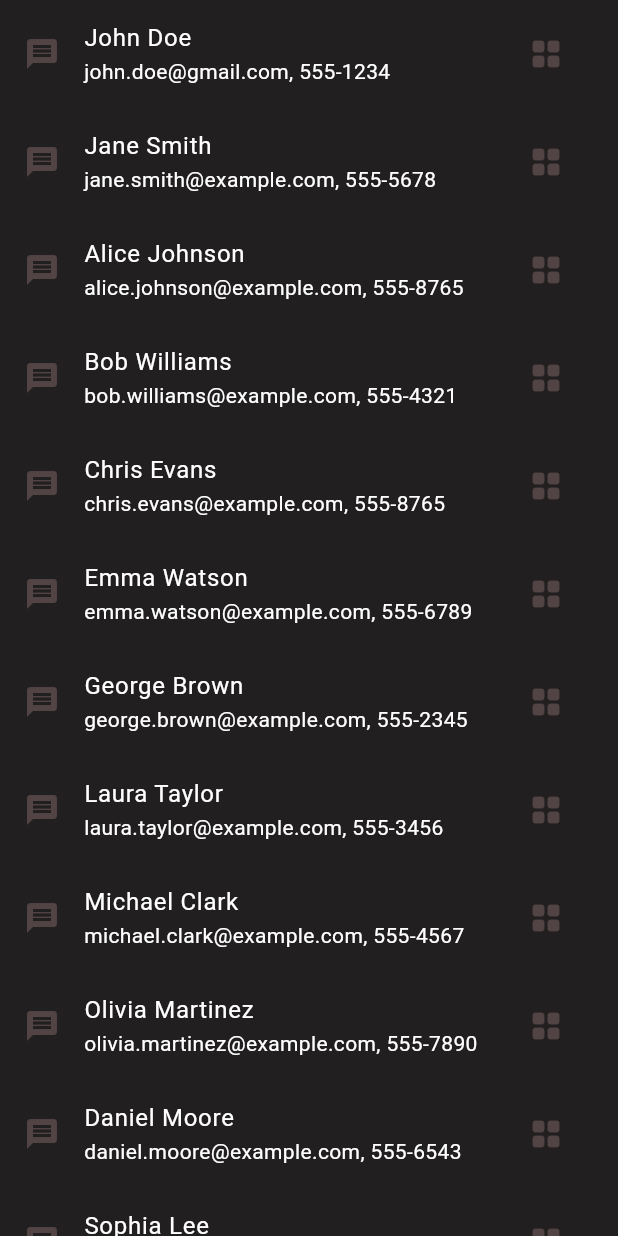
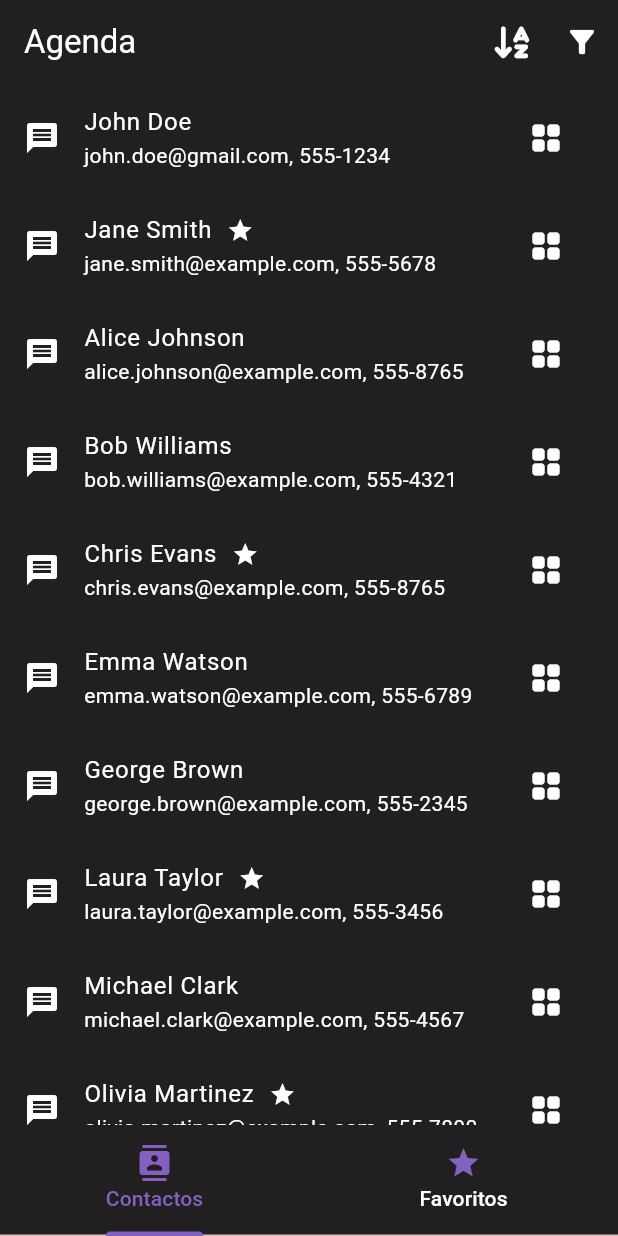
Before and after one commit to joseaej/Agenda, a Flutter app: the screen it shows after launch, on a phone screen of 412 x 824 dp. Run offline on Flutter 3.47's test engine with Material 3 defaults, Android fonts, the phone set to English and light mode, and no system bars; our stand-ins replace font_awesome_flutter.

Commit message:
Modified contactPage.dart

```diff
--- /dev/null
+++ b/devtools_options.yaml
@@ -0,0 +1,3 @@
+description: This file stores settings for Dart & Flutter DevTools.
+documentation: https://docs.flutter.dev/tools/devtools/extensions#configure-extension-enablement-states
+extensions:
--- a/lib/main.dart
+++ b/lib/main.dart
@@ -57,7 +57,7 @@ class MyApp extends StatelessWidget {
             seedColor: const Color.fromARGB(235, 33, 31, 31)),
         useMaterial3: true,
       ),
-      home: ContactPage()
+      home: const ContactPage()
       )
     );
   }
--- a/lib/pages/contactsPage.dart
+++ b/lib/pages/contactsPage.dart
@@ -3,6 +3,7 @@
 import 'package:agenda/datas/agenda_data.dart';
 import 'package:flutter/material.dart';
 import 'package:provider/provider.dart';
+import 'package:font_awesome_flutter/font_awesome_flutter.dart';
 
 class ContactPage extends StatefulWidget {
   const ContactPage({super.key});
@@ -15,38 +16,128 @@ class _ContactPageState extends State<ContactPage> {
   @override
   Widget build(BuildContext context) {
     return SafeArea(
+      child: DefaultTabController(
+        length: 2,
         child: Scaffold(
           backgroundColor: Color.fromARGB(255, 33, 31, 31),
-        body: Column(
+          appBar: _appBar,
+          bottomNavigationBar: _tabbar,
+          body: TabBarView(
             children: [
-            Expanded(
-              child: Consumer<AgendaData>(
+              _contactList(),
+              _listFavorite(),
+            ],
+          ),
+        ),
+      ),
+    );
+  }
+
+  Widget _contactList() {
+    return Consumer<AgendaData>(
       builder: (context, state, child) {
         return ListView.builder(
           itemCount: state.contacts.length,
           itemBuilder: (context, index) {
             final contact = state.contacts[index];
-                      return ListenableBuilder(
-                        listenable: state,
-                        builder: (context, child) => ListTile(
-                          leading: Icon(Icons.message),
-                          title: Text("${contact.name!} ${contact.surname!}",
-                              style: TextStyle(color: Colors.white)),
-                          subtitle: Text("${contact.email!}, ${contact.phone!}",
-                              style: TextStyle(color: Colors.white)),
-                          trailing: IconButton(onPressed: onPointsPresed, icon: Icon(Icons.grid_view_rounded)),
+            return ListTile(
+              leading: Icon(Icons.message, color: Colors.white),
+              title: Row(
+                children: [
+                  Text(
+                    "${contact.name!} ${contact.surname!}",
+                    style: TextStyle(color: Colors.white),
+                  ),
+                   if (contact.isFavorite)
+                    Padding(padding: EdgeInsets.fromLTRB(10,0,0,0),
+                    child: Icon(Icons.star, color: Colors.white, size: 18),)
+                ],
+              ),
+              subtitle: Text(
+                "${contact.email!}, ${contact.phone!}",
+                style: TextStyle(color: Colors.white),
+              ),
+              trailing: IconButton(
+                onPressed: onPointsPresed,
+                icon: Icon(Icons.grid_view_rounded, color: Colors.white),
               ),
             );
           },
         );
       },
+    );
+  }
+
+  Widget _listFavorite() {
+    return Consumer<AgendaData>(
+      builder: (context, state, child) {
+        final favoriteContacts = state.contacts.where((contact) => contact.isFavorite).toList();
+        return ListView.builder(
+          itemCount: favoriteContacts.length,
+          itemBuilder: (context, index) {
+            final contact = favoriteContacts[index];
+            return ListTile(
+              leading: Icon(Icons.battery_unknown_outlined),
+              title: Row(
+                children: [
+                  Text(
+                    "${contact.name!} ${contact.surname!}",
+                    style: TextStyle(color: Colors.white),
                   ),
+                   if (contact.isFavorite)
+                    Padding(padding: EdgeInsets.fromLTRB(10,0,0,0),
+                    child: Icon(Icons.star, color: Colors.white, size: 18),)
+                ],
+              ),
+              subtitle: Text(
+                "${contact.email!},${contact.phone!}",
+                style: TextStyle(color: Colors.white),
+              ),
+              trailing: IconButton(
+                onPressed: onPointsPresed,
+                icon: Icon(Icons.grid_view_rounded, color: Colors.white),
+              ),
+            );
+          },
+        );
+      },
+    );
+  }
+
+  TabBar get _tabbar => TabBar(
+    labelStyle: TextStyle(color: Color.fromARGB(255, 132, 97, 192),),
+    unselectedLabelStyle: TextStyle(color: Colors.white),
+
+    indicatorColor: Color.fromARGB(255, 132, 97, 192),
+    tabs: const [
+      Tab(
+        icon: Icon(Icons.contacts,color: Color.fromARGB(255, 132, 97, 192),),
+        text: "Contactos",
+      ),
+      Tab(
+        icon: Icon(Icons.star,color: Color.fromARGB(255, 132, 97, 192),),
+        text: "Favoritos",
       ),
     ],
-        ),
-      ),
   );
 
+  AppBar get _appBar => AppBar(
+    backgroundColor: Color.fromARGB(255, 33, 31, 31),
+    title: Text("Agenda", style: TextStyle(color: Colors.white)),
+    iconTheme: IconThemeData(color: Colors.white),
+    actions: [
+      IconButton(
+        onPressed: onShortPresed,
+        icon: Icon(FontAwesomeIcons.arrowDownAZ, color: Colors.white),
+      ),
+      IconButton(
+        onPressed: onFilterPresed,
+        icon: Icon(Icons.filter_list_alt, color: Colors.white),
+      ),
+    ],
+  );
+
+  void onPointsPresed() {}
+  void onShortPresed() {}
+  void onFilterPresed() {}
 }
-  void onPointsPresed() {}
-}
--- a/pubspec.yaml
+++ b/pubspec.yaml
@@ -37,6 +37,7 @@ dependencies:
   cupertino_icons: ^1.0.8
   intl: ^0.18.0
   provider: ^6.1.2
+  font_awesome_flutter: ^10.8.0
 
 dev_dependencies:
   flutter_test:
```
Also changed, not shown: lib/datas/contactdata.dart (+7 -6 lines), lib/pages/newcontactPage.dart (added, +15 -0 lines), pubspec.lock. Lines whose indentation alone changed are shown as unchanged.
